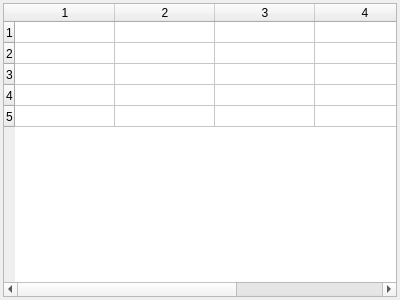
Old version of the form Components/DataTable.ui in the repository njia4/ExpNote.
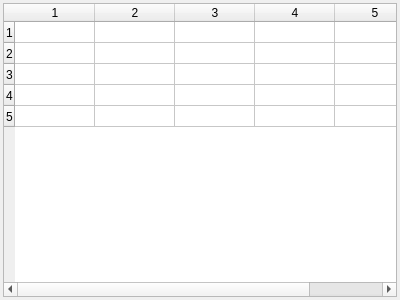
New version of the form.

What changed in the file:
```diff
--- a/Components/DataTable.ui
+++ b/Components/DataTable.ui
@@ -45,6 +45,15 @@
        <property name="columnCount">
         <number>5</number>
        </property>
+       <attribute name="horizontalHeaderVisible">
+        <bool>true</bool>
+       </attribute>
+       <attribute name="horizontalHeaderDefaultSectionSize">
+        <number>80</number>
+       </attribute>
+       <attribute name="horizontalHeaderHighlightSections">
+        <bool>true</bool>
+       </attribute>
        <attribute name="verticalHeaderDefaultSectionSize">
         <number>20</number>
        </attribute>
```
